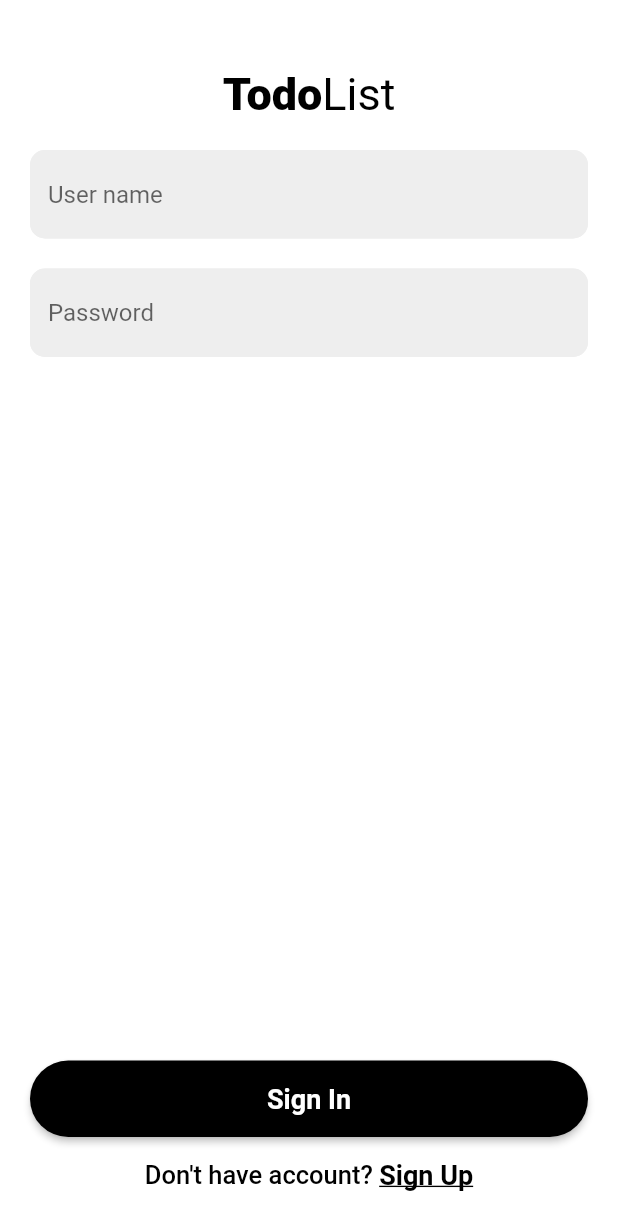
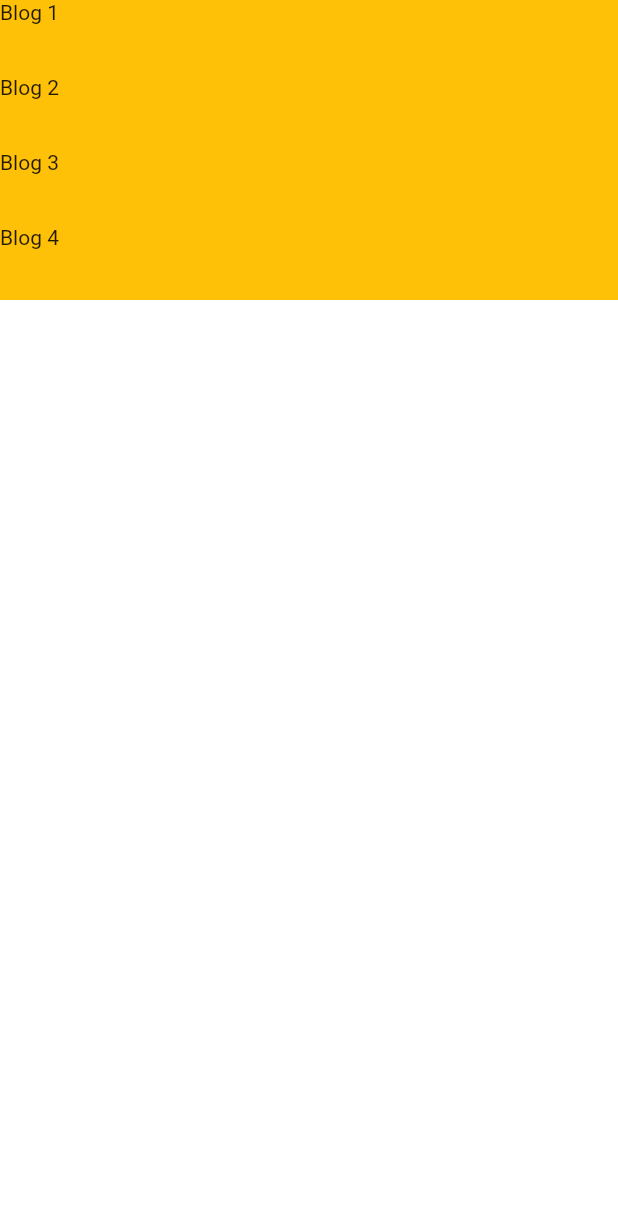
Before and after one commit to khanhduyvt0101/flutter_bloc, a Flutter app: the screen it shows after launch, on a phone screen of 412 x 824 dp. Shown: the top 1230 px of the screen. Run offline on Flutter 3.47's test engine with Material 2 defaults, Android fonts, the phone set to English and light mode, and no system bars; our stand-ins replace bloc, equatable, flutter_bloc.

Commit message:
create blog bloc

```diff
--- a/lib/main.dart
+++ b/lib/main.dart
@@ -1,5 +1,7 @@
 import 'package:bloc_example/modules/authenticate/login/login_bloc/login_bloc.dart';
 import 'package:bloc_example/modules/authenticate/login/screens/login_screen.dart';
+import 'package:bloc_example/modules/blog/bloc/blog_bloc.dart';
+import 'package:bloc_example/modules/blog/screen/blog_screen.dart';
 import 'package:bloc_example/modules/counter/cubit/counter_cubit.dart';
 import 'package:bloc_example/modules/todo/bloc/todo_bloc.dart';
 import 'package:flutter/material.dart';
@@ -24,6 +26,9 @@ class MyApp extends StatelessWidget {
           ),
           BlocProvider<TodoBloc>(
             create: (context) => TodoBloc(),
+          ),
+          BlocProvider<BlogBloc>(
+            create: (context) => BlogBloc(),
           )
         ],
         child: MaterialApp(
@@ -32,7 +37,7 @@ class MyApp extends StatelessWidget {
           theme: ThemeData(
             visualDensity: VisualDensity.adaptivePlatformDensity,
           ),
-          home: LoginScreen(),
+          home: BlogScreen(),
         ));
   }
 }
--- /dev/null
+++ b/lib/modules/blog/api/blog_api_provider.dart
@@ -0,0 +1,21 @@
+import 'dart:convert';
+
+import 'package:bloc_example/modules/blog/model/blog_model.dart';
+
+List<Map<String, dynamic>> listBlog = [
+  {"id": 1, "title": "Blog 1", "note": "Note blog 1"},
+  {"id": 2, "title": "Blog 2", "note": "Note blog 2"},
+  {"id": 3, "title": "Blog 3", "note": "Note blog 3"},
+  {"id": 4, "title": "Blog 4", "note": "Note blog 4"}
+];
+
+class BlogApiProvider {
+  static Future<List<Blog>> loadBlog() async {
+    List<Blog> list = [];
+    listBlog.forEach((item) {
+      list.add(Blog(item));
+    });
+
+    return list;
+  }
+}
--- /dev/null
+++ b/lib/modules/blog/bloc/blog_bloc.dart
@@ -0,0 +1,31 @@
+import 'dart:async';
+
+import 'package:bloc/bloc.dart';
+import 'package:bloc_example/modules/blog/api/blog_api_provider.dart';
+import 'package:bloc_example/modules/blog/model/blog_model.dart';
+import 'package:equatable/equatable.dart';
+import 'package:flutter_bloc/flutter_bloc.dart';
+
+part 'blog_event.dart';
+
+part 'blog_state.dart';
+
+class BlogBloc extends Bloc<BlogEvent, BlogState> {
+  BlogBloc() : super(BlogInitial());
+  List<Blog> blog = [];
+
+  @override
+  Stream<BlogState> mapEventToState(BlogEvent event) async* {
+    switch (event.runtimeType) {
+
+      ///LOAD TO DO
+      case LoadBlogEvent:
+        // print('load event');
+        yield LoadingBlogState();
+        if (blog.isEmpty) blog = await BlogApiProvider.loadBlog();
+        yield LoadedBlogState(blog);
+        break;
+      default:
+    }
+  }
+}
--- /dev/null
+++ b/lib/modules/blog/bloc/blog_event.dart
@@ -0,0 +1,16 @@
+part of 'blog_bloc.dart';
+
+abstract class BlogEvent extends Equatable {
+  const BlogEvent();
+
+  @override
+  List<Object> get props => [];
+}
+
+class LoadBlogEvent extends BlogEvent {
+
+
+  LoadBlogEvent();
+  @override
+  List<Object> get props => [];
+}
--- /dev/null
+++ b/lib/modules/blog/bloc/blog_state.dart
@@ -0,0 +1,23 @@
+part of 'blog_bloc.dart';
+
+abstract class BlogState {
+  const BlogState();
+}
+
+class BlogInitial extends BlogState {}
+
+class LoadingBlogState extends BlogState {}
+
+class LoadedBlogState extends BlogState {
+   List<Blog> blog;
+
+  LoadedBlogState(this.blog);
+}
+
+class ReloadBlogState extends BlogState {
+  final List<Blog> blog;
+
+  ReloadBlogState(this.blog);
+}
+
+class AddedBlogState extends BlogState {}
--- /dev/null
+++ b/lib/modules/blog/model/blog_model.dart
@@ -0,0 +1,11 @@
+class Blog {
+  int id;
+  String title;
+  String note;
+
+  Blog(Map<String, dynamic> json){
+    id = json["id"];
+    title = json["title"];
+    note = json["note"];
+  }
+}
--- /dev/null
+++ b/lib/modules/blog/screen/blog_screen.dart
@@ -0,0 +1,74 @@
+import 'package:bloc_example/modules/blog/bloc/blog_bloc.dart';
+import 'package:flutter/material.dart';
+import 'package:flutter_bloc/flutter_bloc.dart';
+class BlogScreen extends StatefulWidget {
+  const BlogScreen({Key key}) : super(key: key);
+
+  @override
+  _BlogScreenState createState() => _BlogScreenState();
+}
+
+class _BlogScreenState extends State<BlogScreen> {
+  var blogBloc;
+  @override
+  void initState() {
+    // TODO: implement initState
+    super.initState();
+    blogBloc = BlocProvider.of<BlogBloc>(context);
+    blogBloc.add(LoadBlogEvent());
+  }
+
+  @override
+  Widget build(BuildContext context) {
+    return Scaffold(
+      backgroundColor: Colors.white,
+      body: SingleChildScrollView(
+        child: Container(
+          height: MediaQuery.of(context).size.height,
+          child: BlocConsumer<BlogBloc,BlogState>(
+            listener: (context, state) {
+             // blogBloc.add(LoadBlogEvent());
+            },
+            builder: (context,state){
+              if (state is LoadingBlogState) {
+                return Center(
+                  child: Container(
+                      width: 40,
+                      height: 40,
+                      child: CircularProgressIndicator(
+                        backgroundColor: Colors.black,
+                        valueColor: AlwaysStoppedAnimation<Color>(
+                            Colors.orange),
+                      )),
+                );
+              }
+             else if(state is LoadedBlogState){
+                return ListView.builder(
+                    itemCount: state.blog.length,
+                    itemBuilder: (_,index){
+                      return Container(
+                        height: 50,
+                        width: 100,
+                        color: Colors.amber,
+                        child: Text( state.blog[index].title),
+                      );
+                    });
+              }else {
+                return Center(
+                  child: Container(
+                      width: 40,
+                      height: 40,
+                      child: CircularProgressIndicator(
+                        backgroundColor: Colors.black,
+                        valueColor: AlwaysStoppedAnimation<Color>(
+                            Colors.orange),
+                      )),
+                );
+              }
+            },
+          ),
+        ),
+      ),
+    );
+  }
+}
--- a/lib/modules/todo/bloc/todo_bloc.dart
+++ b/lib/modules/todo/bloc/todo_bloc.dart
@@ -7,11 +7,13 @@ import 'package:equatable/equatable.dart';
 import 'package:flutter_bloc/flutter_bloc.dart';
 
 part 'todo_event.dart';
+
 part 'todo_state.dart';
 
 class TodoBloc extends Bloc<TodoEvent, TodoState> {
   TodoBloc() : super(TodoInitial());
   List<Todo> todo = [];
+
   @override
   Stream<TodoState> mapEventToState(
     TodoEvent event,
--- a/lib/modules/todo/screen/signed_screen.dart
+++ b/lib/modules/todo/screen/signed_screen.dart
@@ -92,9 +92,9 @@ class _SignedScreenState extends State<SignedScreen> {
             Expanded(
               child: BlocConsumer<TodoBloc, TodoState>(
                 listener: (context, state) {
-                  if (state is AddedTodoState) {
-                    todoBloc.add(LoadTodoEvent(widget.userId));
-                  }
+                  // if (state is AddedTodoState) {
+                  //   todoBloc.add(LoadTodoEvent(widget.userId));
+                  // }
                 },
                 builder: (context, state) {
                   if (state is LoadingTodoState) {
```
